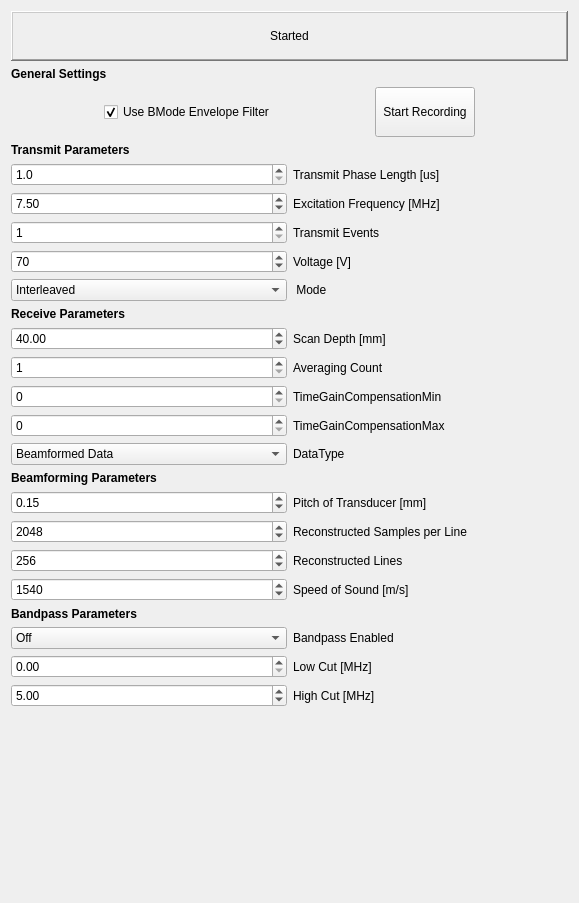
MITK/MITK, file Modules/USUI/Qmitk/QmitkUSControlsCustomDiPhASDeviceWidget.ui: the form before one commit.
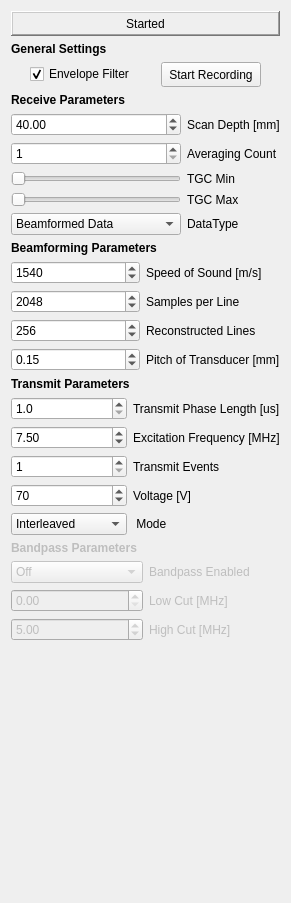
The form after the commit.

Commit message:
gui improvements and thats it.
--Thomas

What changed in the file:
```diff
--- a/Modules/USUI/Qmitk/QmitkUSControlsCustomDiPhASDeviceWidget.ui
+++ b/Modules/USUI/Qmitk/QmitkUSControlsCustomDiPhASDeviceWidget.ui
@@ -6,7 +6,7 @@
    <rect>
     <x>0</x>
     <y>0</y>
-    <width>579</width>
+    <width>259</width>
     <height>903</height>
    </rect>
   </property>
@@ -15,30 +15,32 @@
   </property>
   <layout class="QVBoxLayout" name="verticalLayout">
    <item>
-    <layout class="QVBoxLayout" name="verticalLayout_2">
-     <item>
-      <widget class="QLabel" name="CurrentState">
-       <property name="minimumSize">
-        <size>
-         <width>0</width>
-         <height>50</height>
-        </size>
-       </property>
-       <property name="frameShape">
-        <enum>QFrame::WinPanel</enum>
-       </property>
-       <property name="frameShadow">
-        <enum>QFrame::Raised</enum>
-       </property>
-       <property name="text">
-        <string>Started</string>
-       </property>
-       <property name="alignment">
-        <set>Qt::AlignCenter</set>
-       </property>
-      </widget>
-     </item>
-    </layout>
+    <widget class="QLabel" name="CurrentState">
+     <property name="minimumSize">
+      <size>
+       <width>0</width>
+       <height>25</height>
+      </size>
+     </property>
+     <property name="maximumSize">
+      <size>
+       <width>16777215</width>
+       <height>25</height>
+      </size>
+     </property>
+     <property name="frameShape">
+      <enum>QFrame::WinPanel</enum>
+     </property>
+     <property name="frameShadow">
+      <enum>QFrame::Raised</enum>
+     </property>
+     <property name="text">
+      <string>Started</string>
+     </property>
+     <property name="alignment">
+      <set>Qt::AlignCenter</set>
+     </property>
+    </widget>
    </item>
    <item>
     <widget class="QLabel" name="GeneralLabel">
@@ -65,7 +67,7 @@
      <item>
       <widget class="QCheckBox" name="UseBModeFilter">
        <property name="text">
-        <string>Use BMode Envelope Filter</string>
+        <string>Envelope Filter</string>
        </property>
        <property name="checked">
         <bool>true</bool>
@@ -90,7 +92,7 @@
        <property name="minimumSize">
         <size>
          <width>100</width>
-         <height>50</height>
+         <height>25</height>
         </size>
        </property>
        <property name="text">
@@ -113,133 +115,6 @@
      </item>
     </layout>
    </item>
-   <item>
-    <widget class="QLabel" name="TransmitLabel">
-     <property name="text">
-      <string>&lt;html&gt;&lt;head/&gt;&lt;body&gt;&lt;p&gt;&lt;span style=&quot; font-weight:600;&quot;&gt;Transmit Parameters&lt;/span&gt;&lt;/p&gt;&lt;/body&gt;&lt;/html&gt;</string>
-     </property>
-    </widget>
-   </item>
-   <item>
-    <layout class="QGridLayout" name="Transmit">
-     <item row="1" column="0">
-      <widget class="QDoubleSpinBox" name="ExcitationFrequency">
-       <property name="minimum">
-        <double>1.000000000000000</double>
-       </property>
-       <property name="maximum">
-        <double>15.000000000000000</double>
-       </property>
-       <property name="singleStep">
-        <double>0.100000000000000</double>
-       </property>
-       <property name="value">
-        <double>7.500000000000000</double>
-       </property>
-      </widget>
-     </item>
-     <item row="2" column="0">
-      <widget class="QSpinBox" name="TransmitEvents">
-       <property name="minimum">
-        <number>1</number>
-       </property>
-       <property name="value">
-        <number>1</number>
-       </property>
-      </widget>
-     </item>
-     <item row="2" column="1">
-      <widget class="QLabel" name="TransmitEventsLabel">
-       <property name="text">
-        <string>Transmit Events</string>
-       </property>
-      </widget>
-     </item>
-     <item row="0" column="0">
-      <widget class="QDoubleSpinBox" name="TransmitPhaseLength">
-       <property name="enabled">
-        <bool>true</bool>
-       </property>
-       <property name="readOnly">
-        <bool>false</bool>
-       </property>
-       <property name="decimals">
-        <number>1</number>
-       </property>
-       <property name="minimum">
-        <double>1.000000000000000</double>
-       </property>
-       <property name="maximum">
-        <double>10000.000000000000000</double>
-       </property>
-       <property name="value">
-        <double>1.000000000000000</double>
-       </property>
-      </widget>
-     </item>
-     <item row="0" column="1">
-      <widget class="QLabel" name="TransmitPhaseLengthLabel">
-       <property name="text">
-        <string>Transmit Phase Length [us]</string>
-       </property>
-      </widget>
-     </item>
-     <item row="1" column="1">
-      <widget class="QLabel" name="ExcitationFrequencyLabel">
-       <property name="text">
-        <string>Excitation Frequency [MHz]</string>
-       </property>
-      </widget>
-     </item>
-     <item row="4" column="0">
-      <widget class="QComboBox" name="Mode">
-       <property name="enabled">
-        <bool>true</bool>
-       </property>
-       <item>
-        <property name="text">
-         <string>Interleaved</string>
-        </property>
-       </item>
-       <item>
-        <property name="text">
-         <string>Ultrasound only</string>
-        </property>
-       </item>
-      </widget>
-     </item>
-     <item row="3" column="0">
-      <widget class="QSpinBox" name="Voltage">
-       <property name="readOnly">
-        <bool>false</bool>
-       </property>
-       <property name="minimum">
-        <number>5</number>
-       </property>
-       <property name="maximum">
-        <number>75</number>
-       </property>
-       <property name="value">
-        <number>70</number>
-       </property>
-      </widget>
-     </item>
-     <item row="3" column="1">
-      <widget class="QLabel" name="VoltageLabel">
-       <property name="text">
-        <string>Voltage [V]</string>
-       </property>
-      </widget>
-     </item>
-     <item row="4" column="1">
-      <widget class="QLabel" name="ModeLabel">
-       <property name="text">
-        <string> Mode</string>
-       </property>
-      </widget>
-     </item>
-    </layout>
-   </item>
    <item>
     <widget class="QLabel" name="ReceiveLabel">
      <property name="text">
@@ -249,6 +124,47 @@
    </item>
    <item>
     <layout class="QGridLayout" name="Receive">
+     <item row="2" column="0">
+      <widget class="QSlider" name="TimeGainCompensationMinSlider">
+       <property name="sizePolicy">
+        <sizepolicy hsizetype="Preferred" vsizetype="Preferred">
+         <horstretch>0</horstretch>
+         <verstretch>0</verstretch>
+        </sizepolicy>
+       </property>
+       <property name="minimumSize">
+        <size>
+         <width>0</width>
+         <height>0</height>
+        </size>
+       </property>
+       <property name="maximumSize">
+        <size>
+         <width>200</width>
+         <height>200</height>
+        </size>
+       </property>
+       <property name="maximum">
+        <number>42</number>
+       </property>
+       <property name="orientation">
+        <enum>Qt::Horizontal</enum>
+       </property>
+      </widget>
+     </item>
+     <item row="3" column="0">
+      <widget class="QSlider" name="TimeGainCompensationMaxSlider">
+       <property name="maximum">
+        <number>42</number>
+       </property>
+       <property name="orientation">
+        <enum>Qt::Horizontal</enum>
+       </property>
+       <property name="tickInterval">
+        <number>0</number>
+       </property>
+      </widget>
+     </item>
      <item row="0" column="1">
       <widget class="QLabel" name="ScanDepthLabel">
        <property name="text">
@@ -276,40 +192,6 @@
        </property>
       </widget>
      </item>
-     <item row="2" column="0">
-      <widget class="QSpinBox" name="TimeGainCompensationMin">
-       <property name="maximum">
-        <number>42</number>
-       </property>
-       <property name="value">
-        <number>0</number>
-       </property>
-      </widget>
-     </item>
-     <item row="2" column="1">
-      <widget class="QLabel" name="TimeGainCompensationMinLabel">
-       <property name="text">
-        <string>TimeGainCompensationMin</string>
-       </property>
-      </widget>
-     </item>
-     <item row="3" column="0">
-      <widget class="QSpinBox" name="TimeGainCompensationMax">
-       <property name="maximum">
-        <number>42</number>
-       </property>
-       <property name="value">
-        <number>0</number>
-       </property>
-      </widget>
-     </item>
-     <item row="3" column="1">
-      <widget class="QLabel" name="TimeGainCompensationMaxlabel">
-       <property name="text">
-        <string>TimeGainCompensationMax</string>
-       </property>
-      </widget>
-     </item>
      <item row="4" column="0">
       <widget class="QComboBox" name="DataType">
        <property name="editable">
@@ -327,13 +209,6 @@
        </item>
       </widget>
      </item>
-     <item row="4" column="1">
-      <widget class="QLabel" name="DataTypeLabel">
-       <property name="text">
-        <string>DataType</string>
-       </property>
-      </widget>
-     </item>
      <item row="0" column="0">
       <widget class="QDoubleSpinBox" name="ScanDepth">
        <property name="maximum">
@@ -344,6 +219,27 @@
        </property>
       </widget>
      </item>
+     <item row="4" column="1">
+      <widget class="QLabel" name="DataTypeLabel">
+       <property name="text">
+        <string>DataType</string>
+       </property>
+      </widget>
+     </item>
+     <item row="2" column="1">
+      <widget class="QLabel" name="TimeGainCompensationMinLabel">
+       <property name="text">
+        <string>TGC Min</string>
+       </property>
+      </widget>
+     </item>
+     <item row="3" column="1">
+      <widget class="QLabel" name="TimeGainCompensationMaxlabel">
+       <property name="text">
+        <string>TGC Max</string>
+       </property>
+      </widget>
+     </item>
     </layout>
    </item>
    <item>
@@ -355,7 +251,7 @@
    </item>
    <item>
     <layout class="QGridLayout" name="Beamforming">
-     <item row="1" column="0">
+     <item row="2" column="0">
       <widget class="QSpinBox" name="ReconstructedSamplesPerLine">
        <property name="minimum">
         <number>256</number>
@@ -371,14 +267,17 @@
        </property>
       </widget>
      </item>
-     <item row="0" column="1">
-      <widget class="QLabel" name="PitchOfTransducerLabel">
-       <property name="text">
-        <string>Pitch of Transducer [mm]</string>
+     <item row="6" column="0">
+      <widget class="QDoubleSpinBox" name="PitchOfTransducer">
+       <property name="singleStep">
+        <double>0.050000000000000</double>
+       </property>
+       <property name="value">
+        <double>0.150000000000000</double>
        </property>
       </widget>
      </item>
-     <item row="3" column="0">
+     <item row="4" column="0">
       <widget class="QSpinBox" name="ReconstructedLines">
        <property name="contextMenuPolicy">
         <enum>Qt::PreventContextMenu</enum>
@@ -397,31 +296,21 @@
        </property>
       </widget>
      </item>
-     <item row="1" column="1">
+     <item row="2" column="1">
       <widget class="QLabel" name="ReconstructedSamplesPerLineLabel">
        <property name="text">
-        <string>Reconstructed Samples per Line</string>
-       </property>
-      </widget>
-     </item>
-     <item row="0" column="0">
-      <widget class="QDoubleSpinBox" name="PitchOfTransducer">
-       <property name="singleStep">
-        <double>0.050000000000000</double>
-       </property>
-       <property name="value">
-        <double>0.150000000000000</double>
+        <string>Samples per Line</string>
        </property>
       </widget>
      </item>
      <item row="4" column="1">
-      <widget class="QLabel" name="SpeedOfSoundLabel">
+      <widget class="QLabel" name="ReconstructedLinesLabel">
        <property name="text">
-        <string>Speed of Sound [m/s]</string>
+        <string>Reconstructed Lines</string>
        </property>
       </widget>
      </item>
-     <item row="4" column="0">
+     <item row="1" column="0">
       <widget class="QSpinBox" name="SpeedOfSound">
        <property name="maximum">
         <number>1000000</number>
@@ -431,10 +320,144 @@
        </property>
       </widget>
      </item>
+     <item row="1" column="1">
+      <widget class="QLabel" name="SpeedOfSoundLabel">
+       <property name="text">
+        <string>Speed of Sound [m/s]</string>
+       </property>
+      </widget>
+     </item>
+     <item row="6" column="1">
+      <widget class="QLabel" name="PitchOfTransducerLabel">
+       <property name="text">
+        <string>Pitch of Transducer [mm]</string>
+       </property>
+      </widget>
+     </item>
+    </layout>
+   </item>
+   <item>
+    <widget class="QLabel" name="TransmitLabel">
+     <property name="text">
+      <string>&lt;html&gt;&lt;head/&gt;&lt;body&gt;&lt;p&gt;&lt;span style=&quot; font-weight:600;&quot;&gt;Transmit Parameters&lt;/span&gt;&lt;/p&gt;&lt;/body&gt;&lt;/html&gt;</string>
+     </property>
+    </widget>
+   </item>
+   <item>
+    <layout class="QGridLayout" name="Transmit">
+     <item row="1" column="0">
+      <widget class="QDoubleSpinBox" name="ExcitationFrequency">
+       <property name="minimum">
+        <double>1.000000000000000</double>
+       </property>
+       <property name="maximum">
+        <double>15.000000000000000</double>
+       </property>
+       <property name="singleStep">
+        <double>0.100000000000000</double>
+       </property>
+       <property name="value">
+        <double>7.500000000000000</double>
+       </property>
+      </widget>
+     </item>
+     <item row="2" column="0">
+      <widget class="QSpinBox" name="TransmitEvents">
+       <property name="minimum">
+        <number>1</number>
+       </property>
+       <property name="value">
+        <number>1</number>
+       </property>
+      </widget>
+     </item>
+     <item row="2" column="1">
+      <widget class="QLabel" name="TransmitEventsLabel">
+       <property name="text">
+        <string>Transmit Events</string>
+       </property>
+      </widget>
+     </item>
+     <item row="0" column="0">
+      <widget class="QDoubleSpinBox" name="TransmitPhaseLength">
+       <property name="enabled">
+        <bool>true</bool>
+       </property>
+       <property name="readOnly">
+        <bool>false</bool>
+       </property>
+       <property name="decimals">
+        <number>1</number>
+       </property>
+       <property name="minimum">
+        <double>1.000000000000000</double>
+       </property>
+       <property name="maximum">
+        <double>10000.000000000000000</double>
+       </property>
+       <property name="value">
+        <double>1.000000000000000</double>
+       </property>
+      </widget>
+     </item>
+     <item row="0" column="1">
+      <widget class="QLabel" name="TransmitPhaseLengthLabel">
+       <property name="text">
+        <string>Transmit Phase Length [us]</string>
+       </property>
+      </widget>
+     </item>
+     <item row="1" column="1">
+      <widget class="QLabel" name="ExcitationFrequencyLabel">
+       <property name="text">
+        <string>Excitation Frequency [MHz]</string>
+       </property>
+      </widget>
+     </item>
+     <item row="4" column="0">
+      <widget class="QComboBox" name="Mode">
+       <property name="enabled">
+        <bool>true</bool>
+       </property>
+       <item>
+        <property name="text">
+         <string>Interleaved</string>
+        </property>
+       </item>
+       <item>
+        <property name="text">
+         <string>Ultrasound only</string>
+        </property>
+       </item>
+      </widget>
+     </item>
+     <item row="3" column="0">
+      <widget class="QSpinBox" name="Voltage">
+       <property name="readOnly">
+        <bool>false</bool>
+       </property>
+       <property name="minimum">
+        <number>5</number>
+       </property>
+       <property name="maximum">
+        <number>75</number>
+       </property>
+       <property name="value">
+        <number>70</number>
+       </property>
+      </widget>
+     </item>
      <item row="3" column="1">
-      <widget class="QLabel" name="ReconstructedLinesLabel">
+      <widget class="QLabel" name="VoltageLabel">
        <property name="text">
-        <string>Reconstructed Lines</string>
+        <string>Voltage [V]</string>
+       </property>
+      </widget>
+     </item>
+     <item row="4" column="1">
+      <widget class="QLabel" name="ModeLabel">
+       <property name="text">
+        <string> Mode</string>
        </property>
       </widget>
      </item>
@@ -442,6 +465,9 @@
    </item>
    <item>
     <widget class="QLabel" name="BandpassLabel">
+     <property name="enabled">
+      <bool>false</bool>
+     </property>
      <property name="text">
       <string>&lt;html&gt;&lt;head/&gt;&lt;body&gt;&lt;p&gt;&lt;span style=&quot; font-weight:600;&quot;&gt;Bandpass Parameters&lt;/span&gt;&lt;/p&gt;&lt;/body&gt;&lt;/html&gt;</string>
      </property>
@@ -451,6 +477,9 @@
     <layout class="QGridLayout" name="BandpassParameters">
      <item row="2" column="1">
       <widget class="QLabel" name="HighCutLabel">
+       <property name="enabled">
+        <bool>false</bool>
+       </property>
        <property name="text">
         <string>High Cut [MHz]</string>
        </property>
@@ -458,6 +487,9 @@
      </item>
      <item row="1" column="1">
       <widget class="QLabel" name="LowCutLabel">
+       <property name="enabled">
+        <bool>false</bool>
+       </property>
        <property name="text">
         <string>Low Cut [MHz]</string>
        </property>
@@ -465,16 +497,26 @@
      </item>
      <item row="0" column="1">
       <widget class="QLabel" name="BandpassEnabledLabel">
+       <property name="enabled">
+        <bool>false</bool>
+       </property>
        <property name="text">
         <string>Bandpass Enabled</string>
        </property>
       </widget>
      </item>
      <item row="1" column="0">
-      <widget class="QDoubleSpinBox" name="LowCut"/>
+      <widget class="QDoubleSpinBox" name="LowCut">
+       <property name="enabled">
+        <bool>false</bool>
+       </property>
+      </widget>
      </item>
      <item row="2" column="0">
       <widget class="QDoubleSpinBox" name="HighCut">
+       <property name="enabled">
+        <bool>false</bool>
+       </property>
        <property name="value">
         <double>5.000000000000000</double>
        </property>
@@ -482,6 +524,9 @@
      </item>
      <item row="0" column="0">
       <widget class="QComboBox" name="BandpassEnabled">
+       <property name="enabled">
+        <bool>false</bool>
+       </property>
        <item>
         <property name="text">
          <string>Off</string>
```
The commit also changes 3 other files.
